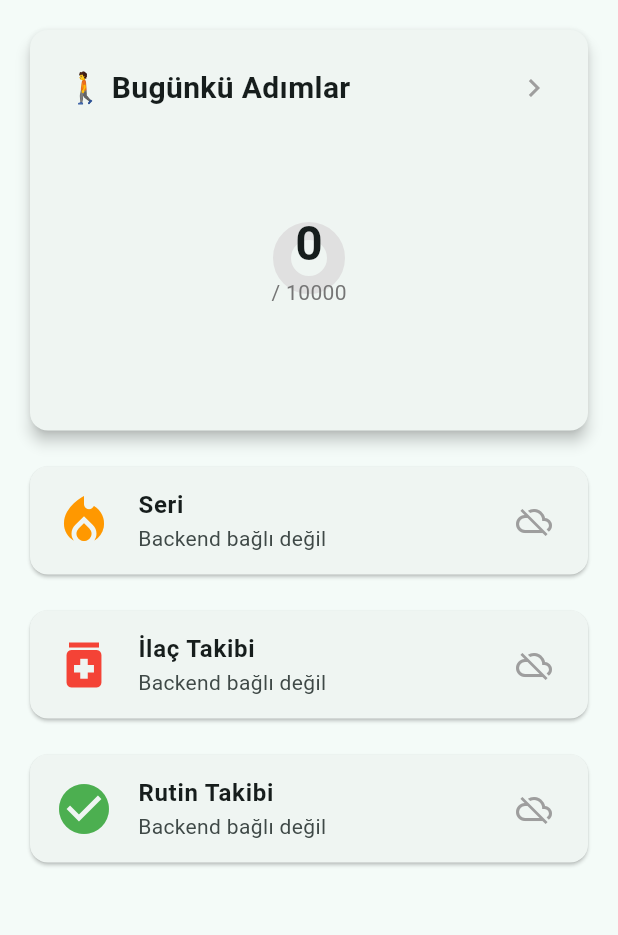
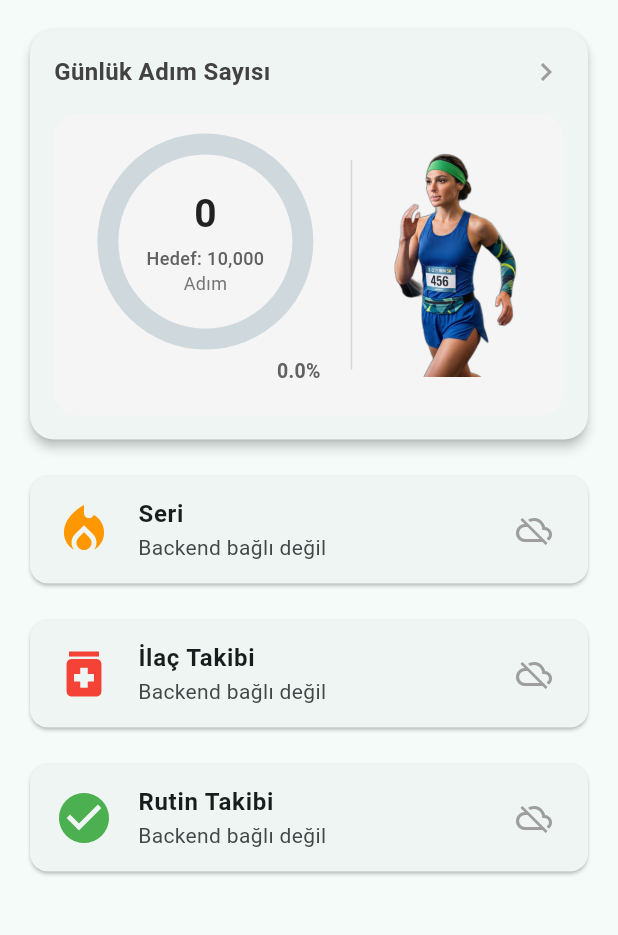
Before and after one commit to Mustafa-Ali-Ertugrul/life_is_bot_mobile, a Flutter app: the screen it shows after launch, on a phone screen of 412 x 824 dp, the part 84-1019 px from its top. Run offline on Flutter 3.47's test engine with Material 3 defaults, Android fonts, the phone set to English and light mode, and no system bars; our stand-ins replace fl_chart, flutter_local_notifications, permission_handler, shared_preferences, sqflite, timezone; missing offline and left inert: health; accounts and stored records are empty; network calls fail; statements that could not run were skipped.

Commit message:
Add runner images and themed step card with module-based visibility

```diff
--- a/lib/screens/home_screen.dart
+++ b/lib/screens/home_screen.dart
@@ -1,4 +1,5 @@
 import 'package:flutter/material.dart';
+import 'package:shared_preferences/shared_preferences.dart';
 import '../services/google_fit_service.dart';
 import '../core/database.dart';
 import '../core/api_client.dart';
@@ -28,6 +29,7 @@ class _HomeScreenState extends State<HomeScreen> {
   int _medicationCount = 0;
   int _habitCount = 0;
   int _currentStreak = 0;
+  String _gender = 'male'; // 'male' -> Turkuaz, 'female' -> Yeşil
 
   // Active module state map
   Map<String, bool> _botPreferences = {
@@ -64,6 +66,9 @@ class _HomeScreenState extends State<HomeScreen> {
   }
 
   Future<void> _loadBackendData() async {
+    final prefs = await SharedPreferences.getInstance();
+    final userGender = prefs.getString('user_gender') ?? 'male';
+
     // Backend bağlı mı?
     _backendConnected = await _api.checkHealth();
 
@@ -91,6 +96,7 @@ class _HomeScreenState extends State<HomeScreen> {
 
       if (mounted) {
         setState(() {
+          _gender = userGender;
           _botPreferences = newPrefs;
           _medicationCount = meds.length;
           _habitCount = habits.length;
@@ -126,7 +132,7 @@ class _HomeScreenState extends State<HomeScreen> {
     return Scaffold(
       appBar: AppBar(
         title: const Text('Life Is Bot'),
-        backgroundColor: Colors.teal,
+        backgroundColor: _gender == 'female' ? Colors.green : Colors.teal,
         actions: [
           // Raporlar butonu
           IconButton(
@@ -153,7 +159,7 @@ class _HomeScreenState extends State<HomeScreen> {
           IconButton(
             icon: Icon(
               _backendConnected ? Icons.cloud_done : Icons.cloud_off,
-              color: _backendConnected ? Colors.green : Colors.grey,
+              color: _backendConnected ? Colors.white : Colors.grey,
             ),
             onPressed: _loadBackendData,
             tooltip: _backendConnected ? 'Backend bağlı' : 'Backend bağlı değil',
@@ -196,10 +202,23 @@ class _HomeScreenState extends State<HomeScreen> {
     );
   }
 
+  String _formatNumber(int number) {
+    final str = number.toString();
+    final reg = RegExp(r'(\d{1,3})(?=(\d{3})+(?!\d))');
+    return str.replaceAllMapped(reg, (Match m) => '${m[1]},');
+  }
+
   Widget _buildStepCard() {
+    final themeColor = _gender == 'female' ? Colors.green : const Color(0xFF1E406B);
+    final percentage = (_progress * 100).toStringAsFixed(1);
+    final formattedSteps = _formatNumber(_todaySteps);
+    final formattedGoal = _formatNumber(_stepGoal);
+
     return Card(
-      elevation: 4,
+      elevation: 3,
+      shape: RoundedRectangleBorder(borderRadius: BorderRadius.circular(16)),
       child: InkWell(
+        borderRadius: BorderRadius.circular(16),
         onTap: () {
           Navigator.push(
             context,
@@ -207,51 +226,85 @@ class _HomeScreenState extends State<HomeScreen> {
           ).then((_) => _refreshSteps());
         },
         child: Padding(
-          padding: const EdgeInsets.all(24),
+          padding: const EdgeInsets.all(16),
           child: Column(
+            crossAxisAlignment: CrossAxisAlignment.start,
             children: [
-              const Row(
+              // Header Title
+              Row(
                 mainAxisAlignment: MainAxisAlignment.spaceBetween,
                 children: [
                   Text(
-                    '🚶 Bugünkü Adımlar',
+                    'Günlük Adım Sayısı',
                     style: TextStyle(
-                      fontSize: 20,
+                      fontSize: 16,
                       fontWeight: FontWeight.bold,
+                      color: Colors.grey[800],
                     ),
                   ),
-                  Icon(Icons.chevron_right, color: Colors.grey),
+                  const Icon(Icons.chevron_right, color: Colors.grey),
                 ],
               ),
-              const SizedBox(height: 24),
+              const SizedBox(height: 16),
+              // Content Box (Ring Gauge + Divider + Runner Illustration)
+              Container(
+                decoration: BoxDecoration(
+                  color: Colors.grey[100],
+                  borderRadius: BorderRadius.circular(16),
+                ),
+                padding: const EdgeInsets.symmetric(horizontal: 16, vertical: 20),
+                child: Row(
+                  children: [
+                    // Left Gauge & Metrics Area
+                    Expanded(
+                      flex: 3,
+                      child: Column(
+                        mainAxisAlignment: MainAxisAlignment.center,
+                        children: [
+                          // Circular Progress Dial
                           SizedBox(
-                width: 150,
-                height: 150,
+                            width: 130,
+                            height: 130,
                             child: Stack(
                               alignment: Alignment.center,
                               children: [
-                    CircularProgressIndicator(
+                                SizedBox(
+                                  width: 130,
+                                  height: 130,
+                                  child: CircularProgressIndicator(
                                     value: _progress,
-                      strokeWidth: 12,
-                      backgroundColor: Colors.grey[300],
+                                    strokeWidth: 14,
+                                    backgroundColor: Colors.blueGrey[100],
                                     valueColor: AlwaysStoppedAnimation<Color>(
-                        _progress >= 1.0 ? Colors.green : Colors.teal,
+                                      _progress >= 1.0 ? Colors.green : themeColor,
+                                    ),
                                   ),
                                 ),
                                 Column(
                                   mainAxisSize: MainAxisSize.min,
                                   children: [
                                     Text(
-                          '$_todaySteps',
-                          style: const TextStyle(
-                            fontSize: 32,
+                                      formattedSteps,
+                                      style: TextStyle(
+                                        fontSize: 26,
                                         fontWeight: FontWeight.bold,
+                                        color: Colors.grey[900],
+                                        letterSpacing: -0.5,
+                                      ),
+                                    ),
+                                    const SizedBox(height: 2),
+                                    Text(
+                                      'Hedef: $formattedGoal',
+                                      style: TextStyle(
+                                        fontSize: 12,
+                                        color: Colors.grey[700],
+                                        fontWeight: FontWeight.w500,
                                       ),
                                     ),
                                     Text(
-                          '/ $_stepGoal',
+                                      'Adım',
                                       style: TextStyle(
-                            fontSize: 14,
+                                        fontSize: 12,
                                         color: Colors.grey[600],
                                       ),
                                     ),
@@ -260,7 +313,58 @@ class _HomeScreenState extends State<HomeScreen> {
                               ],
                             ),
                           ),
-              const SizedBox(height: 16),
+                          const SizedBox(height: 12),
+                          // Percentage text at bottom right of the dial
+                          Align(
+                            alignment: Alignment.centerRight,
+                            child: Padding(
+                              padding: const EdgeInsets.only(right: 8),
+                              child: Text(
+                                '$percentage%',
+                                style: TextStyle(
+                                  fontSize: 13,
+                                  fontWeight: FontWeight.bold,
+                                  color: Colors.grey[700],
+                                ),
+                              ),
+                            ),
+                          ),
+                        ],
+                      ),
+                    ),
+
+                    // Vertical Divider Line
+                    Container(
+                      height: 140,
+                      width: 1,
+                      color: Colors.grey[350],
+                      margin: const EdgeInsets.symmetric(horizontal: 12),
+                    ),
+
+                    // Right Runner Illustration Area
+                    Expanded(
+                      flex: 2,
+                      child: Container(
+                        height: 150,
+                        alignment: Alignment.center,
+                        child: Image.asset(
+                          _gender == 'female'
+                              ? 'assets/images/runner_female.png'
+                              : 'assets/images/runner_male.png',
+                          fit: BoxFit.contain,
+                          errorBuilder: (context, error, stackTrace) {
+                            return Icon(
+                              Icons.directions_run,
+                              size: 90,
+                              color: themeColor,
+                            );
+                          },
+                        ),
+                      ),
+                    ),
+                  ],
+                ),
+              ),
               if (!_googleFitAvailable)
                 Container(
                   padding: const EdgeInsets.all(12),
--- a/pubspec.yaml
+++ b/pubspec.yaml
@@ -68,6 +68,9 @@ flutter:
   # the material Icons class.
   uses-material-design: true
 
+  assets:
+    - assets/images/
+
   # To add assets to your application, add an assets section, like this:
   # assets:
   #   - images/a_dot_burr.jpeg
```
Also changed, not shown: assets/images/runner_female.png (added), assets/images/runner_male.png (added). Lines whose indentation alone changed are shown as unchanged.
